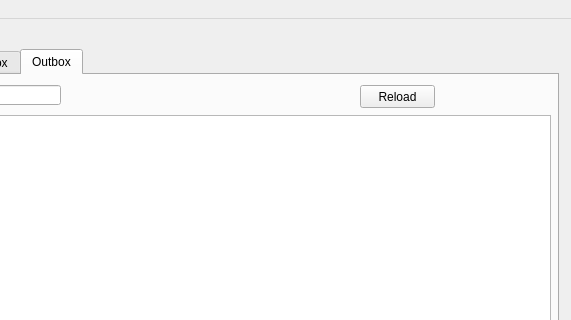
Qt form arayüz.ui (Aseloth99/network-security) before a commit; both pictures show x 122 to 693 and y 0 to 320 of the 693 by 622 pixel window.
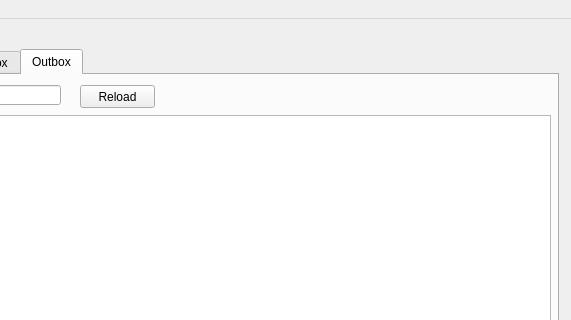
The same form after that commit.

What changed in the file:
```diff
--- a/arayüz.ui
+++ b/arayüz.ui
@@ -208,7 +208,7 @@
      <widget class="QPushButton" name="reloadPushButton_2">
       <property name="geometry">
        <rect>
-        <x>470</x>
+        <x>190</x>
         <y>10</y>
         <width>75</width>
         <height>23</height>
```
Left out of the diff: 6 changed lines with no effect on the pictures.
